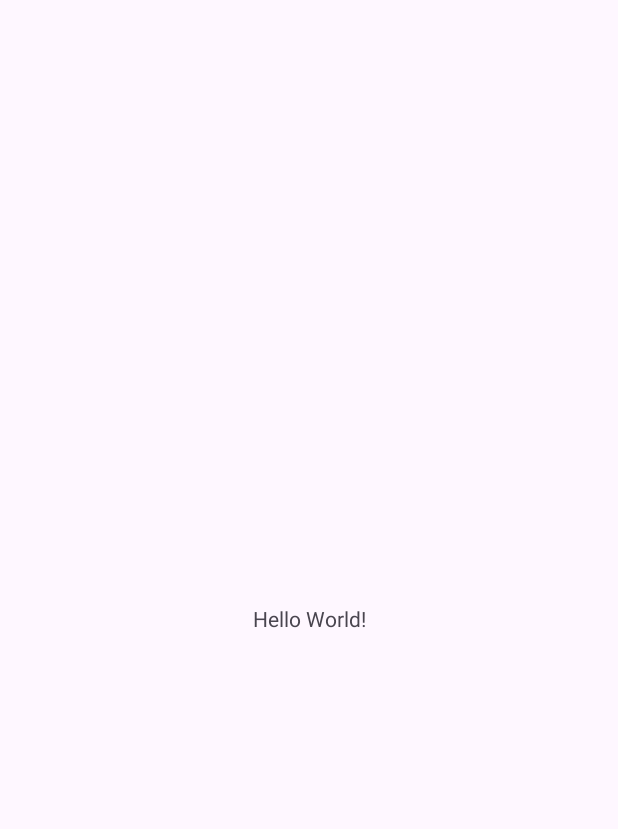
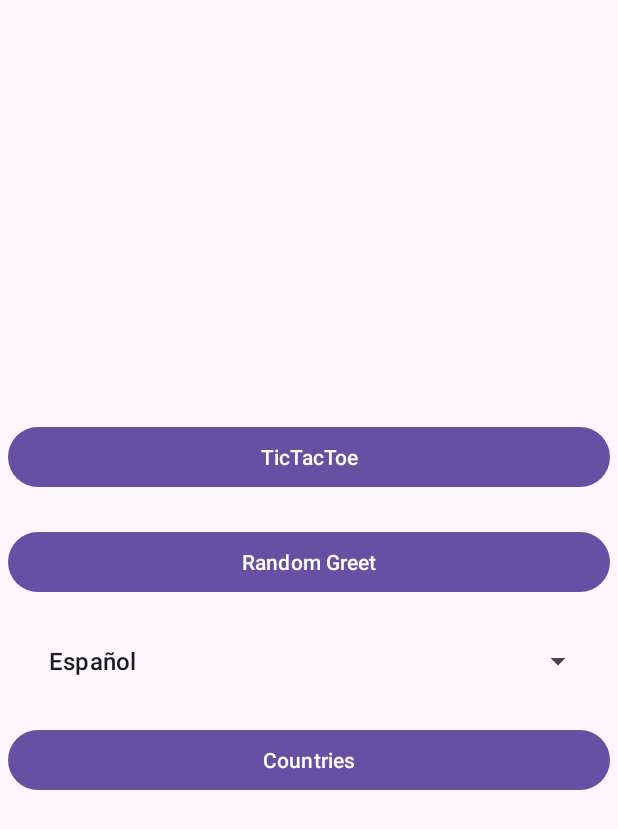
Before and after one commit to gams2004/TriquiApp, an Android app: the screen it shows after launch (MainActivity), on a phone screen of 412 x 824 dp. Before the commit the part shown is almost empty. Shown: the top 829 px of the screen. Run offline under Robolectric (Android 15) with nearby library versions, the phone set to English and light mode, and no system bars.

```diff
--- a/Tallertriqui/app/build.gradle.kts
+++ b/Tallertriqui/app/build.gradle.kts
@@ -15,6 +15,10 @@ android {
         versionName = "1.0"
 
         testInstrumentationRunner = "androidx.test.runner.AndroidJUnitRunner"
+    }
+
+    buildFeatures{
+        viewBinding = true
     }
 
     buildTypes {
--- a/Tallertriqui/app/src/main/java/com/example/tallertriqui/MainActivity.kt
+++ b/Tallertriqui/app/src/main/java/com/example/tallertriqui/MainActivity.kt
@@ -1,11 +1,29 @@
 package com.example.tallertriqui
 
+import android.R
+import android.content.Intent
 import androidx.appcompat.app.AppCompatActivity
 import android.os.Bundle
+import android.widget.ArrayAdapter
+import com.example.tallertriqui.databinding.ActivityMainBinding
 
 class MainActivity : AppCompatActivity() {
+    private lateinit var binding: ActivityMainBinding
+    val languages = arrayOf("Español", "Inglés", "Francés", "Italiano", "Portugués")
     override fun onCreate(savedInstanceState: Bundle?) {
         super.onCreate(savedInstanceState)
-        setContentView(R.layout.activity_main)
+        binding = ActivityMainBinding.inflate(layoutInflater)
+        setContentView(binding.root)
+
+        val adapter = ArrayAdapter<String>(this, R.layout.simple_list_item_1, languages)
+        binding.LanguageSpinner.adapter = adapter
+
+        binding.TicButton.setOnClickListener{
+            startActivity(Intent(baseContext, TicTacToeActivity::class.java))
+        }
+
+        binding.countriesButton.setOnClickListener{
+            startActivity(Intent(baseContext, ListActivity::class.java))
+        }
     }
 }
--- a/Tallertriqui/app/src/main/res/layout/activity_main.xml
+++ b/Tallertriqui/app/src/main/res/layout/activity_main.xml
@@ -4,15 +4,66 @@
     xmlns:tools="http://schemas.android.com/tools"
     android:layout_width="match_parent"
     android:layout_height="match_parent"
+    android:padding="10dp"
+    android:paddingStart="5dp"
+    android:paddingLeft="5dp"
+    android:paddingTop="5dp"
+    android:paddingEnd="5dp"
+    android:paddingRight="5dp"
+    android:paddingBottom="5dp"
     tools:context=".MainActivity">
 
-    <TextView
-        android:layout_width="wrap_content"
+    <Button
+        android:id="@+id/countriesButton"
+        android:layout_width="0dp"
         android:layout_height="wrap_content"
-        android:text="Hello World!"
+        android:layout_marginTop="20dp"
+        android:padding="10dp"
+        android:text="Countries"
+        app:layout_constraintBottom_toBottomOf="parent"
+        app:layout_constraintEnd_toEndOf="parent"
+        app:layout_constraintHorizontal_bias="0.0"
+        app:layout_constraintStart_toStartOf="parent"
+        app:layout_constraintTop_toBottomOf="@+id/LanguageSpinner"
+        app:layout_constraintVertical_bias="0.0" />
+
+    <Button
+        android:id="@+id/greetButton"
+        android:layout_width="0dp"
+        android:layout_height="wrap_content"
+        android:layout_marginTop="12dp"
+        android:padding="10dp"
+        android:text="Random Greet"
+        app:layout_constraintBottom_toBottomOf="parent"
+        app:layout_constraintEnd_toEndOf="parent"
+        app:layout_constraintHorizontal_bias="0.0"
+        app:layout_constraintStart_toStartOf="parent"
+        app:layout_constraintTop_toBottomOf="@+id/TicButton"
+        app:layout_constraintVertical_bias="0.024" />
+
+    <Button
+        android:id="@+id/TicButton"
+        android:layout_width="0dp"
+        android:layout_height="wrap_content"
+        android:gravity="center"
+        android:padding="10dp"
+        android:text="TicTacToe"
+        app:layout_constraintBottom_toBottomOf="parent"
+        app:layout_constraintEnd_toEndOf="parent"
+        app:layout_constraintHorizontal_bias="0.444"
+        app:layout_constraintStart_toStartOf="parent"
+        app:layout_constraintTop_toTopOf="parent"
+        app:layout_constraintVertical_bias="0.358" />
+
+    <Spinner
+        android:id="@+id/LanguageSpinner"
+        android:layout_width="379dp"
+        android:layout_height="44dp"
+        android:layout_marginTop="16dp"
         app:layout_constraintBottom_toBottomOf="parent"
         app:layout_constraintEnd_toEndOf="parent"
         app:layout_constraintStart_toStartOf="parent"
-        app:layout_constraintTop_toTopOf="parent" />
+        app:layout_constraintTop_toBottomOf="@+id/greetButton"
+        app:layout_constraintVertical_bias="0.012" />
 
 </androidx.constraintlayout.widget.ConstraintLayout>
```
Also changed, not shown: Tallertriqui/app/src/main/AndroidManifest.xml (+9 -0 lines), Tallertriqui/app/src/main/java/com/example/Country.kt (added, +12 -0 lines), Tallertriqui/app/src/main/java/com/example/tallertriqui/GreetActivity.kt (added, +17 -0 lines), Tallertriqui/app/src/main/java/com/example/tallertriqui/ListActivity.kt (added, +42 -0 lines), Tallertriqui/app/src/main/java/com/example/tallertriqui/TicTacToeActivity.kt (added, +11 -0 lines), Tallertriqui/app/src/main/res/layout/activity_greet.xml (added, +9 -0 lines), Tallertriqui/app/src/main/res/layout/activity_list.xml (added, +10 -0 lines), Tallertriqui/app/src/main/res/layout/activity_tic_tac_toe.xml (added, +9 -0 lines).
